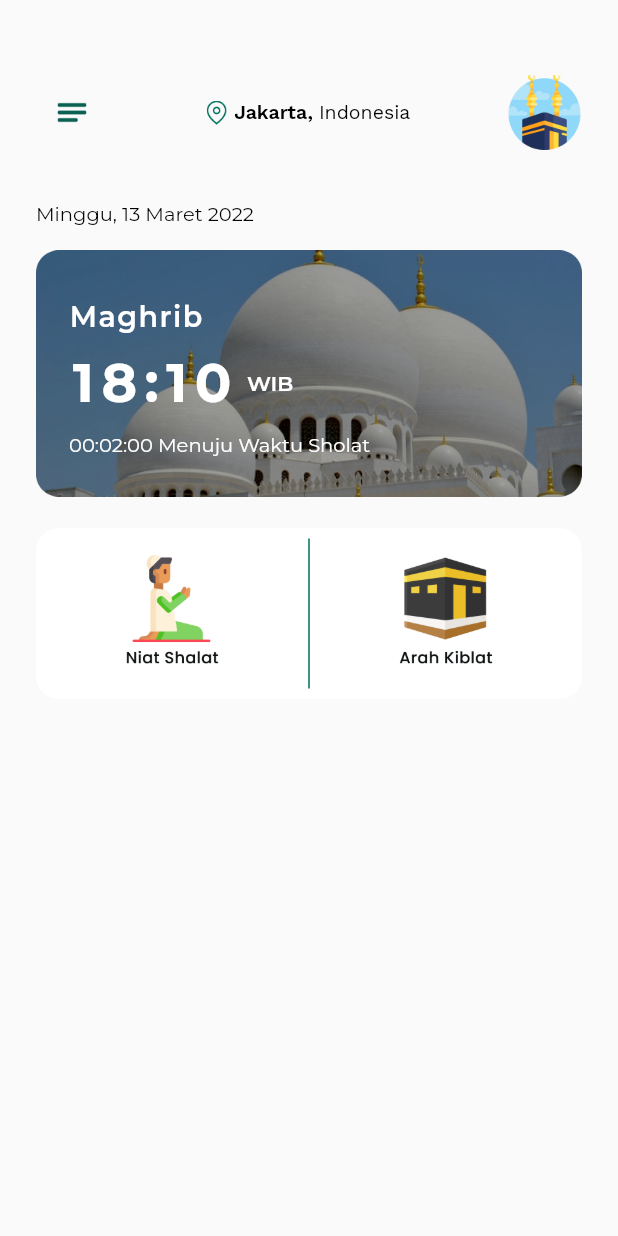
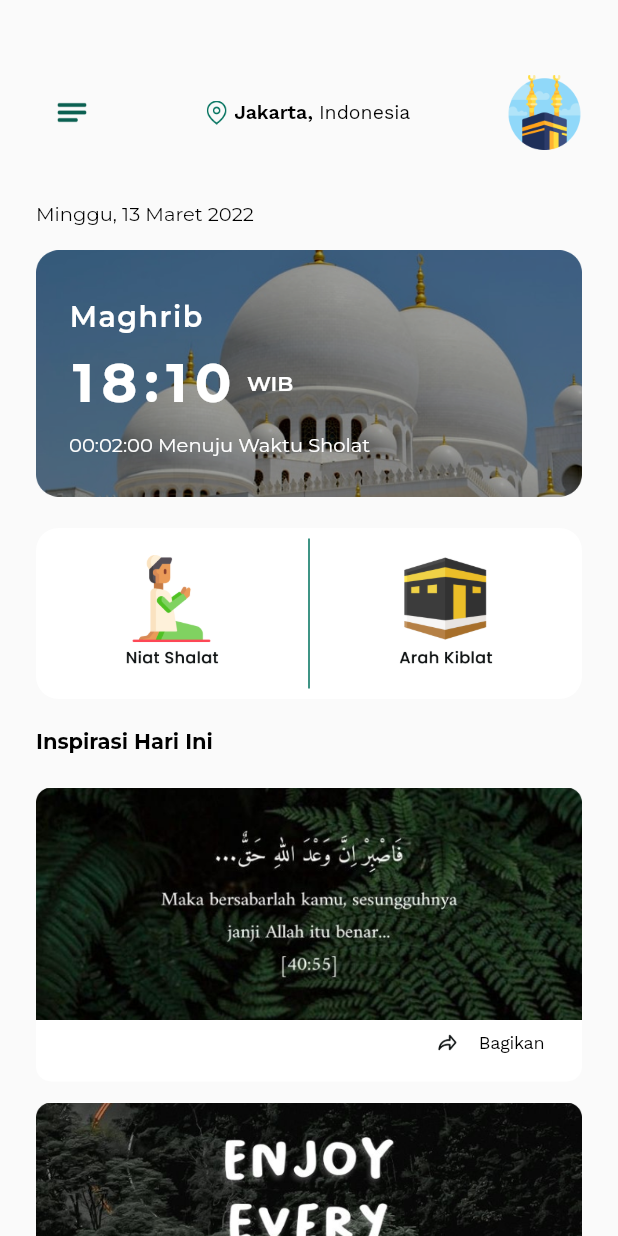
Before and after one commit to fadliarfans/ShalatIn_Jadwal_Sholat_App, a Flutter app: the HomePage screen opened directly, on a phone screen of 412 x 824 dp. Run offline on Flutter 3.47's test engine with Material 2 defaults, Android fonts, the phone set to English and light mode, and no system bars; our stand-ins replace google_fonts.

Commit message:
feat : add home inspiration

```diff
--- /dev/null
+++ b/lib/shared/inspiration_item.dart
@@ -0,0 +1,53 @@
+import 'package:flutter/material.dart';
+import 'package:jadwal_sholat_app/theme.dart';
+
+class InspirationItem extends StatelessWidget {
+  const InspirationItem({required this.image, Key? key}) : super(key: key);
+  final String image;
+  @override
+  Widget build(BuildContext context) {
+    return Container(
+      margin: const EdgeInsets.symmetric(horizontal: 24),
+      decoration:
+          BoxDecoration(borderRadius: BorderRadius.circular(10), color: white),
+      height: 196,
+      child: Column(
+        children: [
+          SizedBox(
+            height: 155,
+            width: double.infinity,
+            child: Image.asset(
+              image,
+              fit: BoxFit.fill,
+            ),
+          ),
+          Row(
+            mainAxisAlignment: MainAxisAlignment.end,
+            children: [
+              SizedBox(
+                height: 30,
+                width: 30,
+                child: IconButton(
+                    onPressed: () {},
+                    icon: Image.asset(
+                      "assets/images/icon_forward.png",
+                    )),
+              ),
+              const SizedBox(
+                width: 6,
+              ),
+              Text(
+                "Bagikan",
+                style: kBlack2TextStyle.copyWith(
+                    fontSize: 12, letterSpacing: -0.2),
+              ),
+              const SizedBox(
+                width: 25,
+              ),
+            ],
+          )
+        ],
+      ),
+    );
+  }
+}
--- a/lib/view/main/home/home_center_button.dart
+++ b/lib/view/main/home/home_center_button.dart
@@ -9,13 +9,13 @@ class HomeCenterButton extends StatelessWidget {
     return Container(
       height: 114,
       width: double.infinity,
-      margin: EdgeInsets.only(left: 24, right: 24, top: 20),
+      margin: const EdgeInsets.only(left: 24, right: 24, top: 20),
       decoration:
           BoxDecoration(borderRadius: BorderRadius.circular(15), color: white),
       child: Row(
         mainAxisAlignment: MainAxisAlignment.spaceEvenly,
         children: [
-          Container(
+          SizedBox(
             height: 94,
             width: 109,
             child: IconButton(
@@ -27,9 +27,9 @@ class HomeCenterButton extends StatelessWidget {
           Container(
             width: 1,
             color: green,
-            margin: EdgeInsets.symmetric(vertical: 7),
+            margin: const EdgeInsets.symmetric(vertical: 7),
           ),
-          Container(
+          SizedBox(
             height: 94,
             width: 109,
             child: IconButton(
--- /dev/null
+++ b/lib/view/main/home/home_inspiration.dart
@@ -0,0 +1,38 @@
+import 'package:flutter/material.dart';
+import 'package:jadwal_sholat_app/shared/inspiration_item.dart';
+import 'package:jadwal_sholat_app/theme.dart';
+
+class HomeInspiration extends StatelessWidget {
+  const HomeInspiration({Key? key}) : super(key: key);
+
+  @override
+  Widget build(BuildContext context) {
+    return Container(
+      margin: const EdgeInsets.only(top: 19),
+      child: Column(
+        crossAxisAlignment: CrossAxisAlignment.start,
+        children: [
+          Container(
+            margin: const EdgeInsets.only(bottom: 23, left: 24),
+            child: Text(
+              "Inspirasi Hari Ini",
+              style: kBlackTextStyle.copyWith(fontSize: 14, fontWeight: bold),
+            ),
+          ),
+          const InspirationItem(image: "assets/images/inspiration_1.png"),
+          const SizedBox(
+            height: 14,
+          ),
+          const InspirationItem(image: "assets/images/inspiration_2.png"),
+          const SizedBox(
+            height: 14,
+          ),
+          const InspirationItem(image: "assets/images/inspiration_3.png"),
+          const SizedBox(
+            height: 30,
+          ),
+        ],
+      ),
+    );
+  }
+}
--- a/lib/view/main/home/home_page.dart
+++ b/lib/view/main/home/home_page.dart
@@ -2,6 +2,7 @@ import 'package:flutter/material.dart';
 import 'package:jadwal_sholat_app/theme.dart';
 import 'package:jadwal_sholat_app/view/main/home/home_app_bar.dart';
 import 'package:jadwal_sholat_app/view/main/home/home_center_button.dart';
+import 'package:jadwal_sholat_app/view/main/home/home_inspiration.dart';
 import 'package:jadwal_sholat_app/view/main/home/home_ongoing_time.dart';
 
 class HomePage extends StatelessWidget {
@@ -11,8 +12,15 @@ class HomePage extends StatelessWidget {
   Widget build(BuildContext context) {
     return Scaffold(
       backgroundColor: semiWhite,
-      body: Column(
-        children: const [HomeAppBar(), HomeOnGoingTime(), HomeCenterButton()],
+      body: SingleChildScrollView(
+        child: Column(
+          children: const [
+            HomeAppBar(),
+            HomeOnGoingTime(),
+            HomeCenterButton(),
+            HomeInspiration()
+          ],
+        ),
       ),
     );
   }
```
Also changed, not shown: assets/images/icon_forward.png (added), assets/images/inspiration_1.png (added), assets/images/inspiration_2.png (added), assets/images/inspiration_3.png (added).
